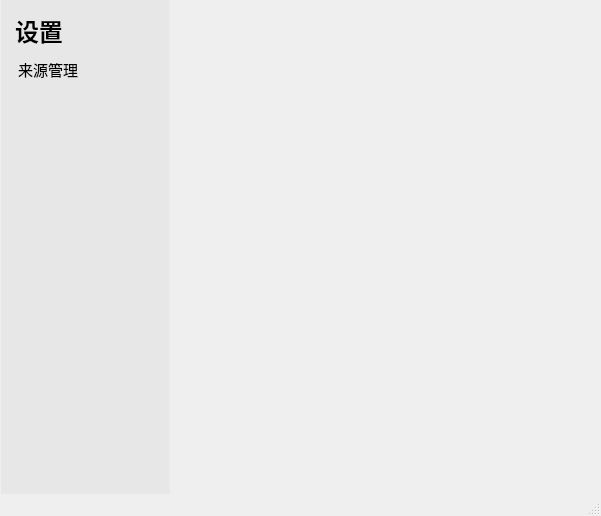
Old version of the form resources/Setting.ui in the repository Zhu-Aemon/music_gallery.
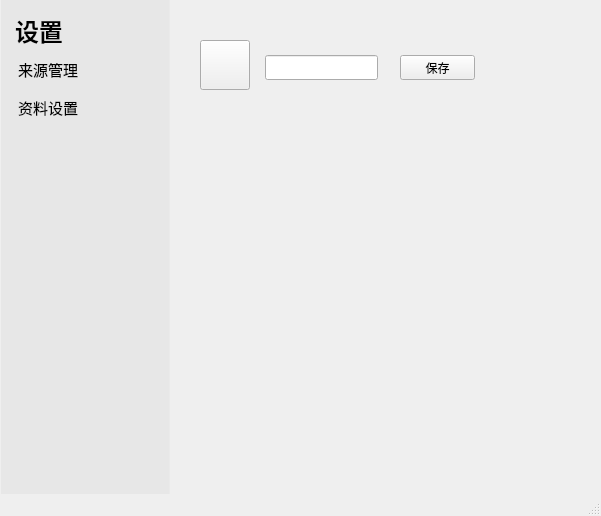
New version of the form. The open tabs and pages were chosen to show the change. Icons and pictures are not drawn.

What changed in the file:
```diff
--- a/resources/Setting.ui
+++ b/resources/Setting.ui
@@ -221,6 +221,47 @@
       </property>
      </widget>
     </widget>
+    <widget class="QWidget" name="page">
+     <widget class="QPushButton" name="avatar">
+      <property name="geometry">
+       <rect>
+        <x>30</x>
+        <y>40</y>
+        <width>50</width>
+        <height>50</height>
+       </rect>
+      </property>
+      <property name="cursor">
+       <cursorShape>PointingHandCursor</cursorShape>
+      </property>
+      <property name="text">
+       <string/>
+      </property>
+     </widget>
+     <widget class="QLineEdit" name="username">
+      <property name="geometry">
+       <rect>
+        <x>95</x>
+        <y>55</y>
+        <width>113</width>
+        <height>25</height>
+       </rect>
+      </property>
+     </widget>
+     <widget class="QPushButton" name="save">
+      <property name="geometry">
+       <rect>
+        <x>230</x>
+        <y>55</y>
+        <width>75</width>
+        <height>25</height>
+       </rect>
+      </property>
+      <property name="text">
+       <string>保存</string>
+      </property>
+     </widget>
+    </widget>
    </widget>
    <widget class="QListWidget" name="listWidget">
     <property name="geometry">
@@ -276,6 +317,11 @@
       <string>来源管理</string>
      </property>
     </item>
+    <item>
+     <property name="text">
+      <string>资料设置</string>
+     </property>
+    </item>
    </widget>
    <widget class="QWidget" name="widget_2" native="true">
     <property name="geometry">
```
Left out of the diff: 2 changed lines with no effect on the pictures.
